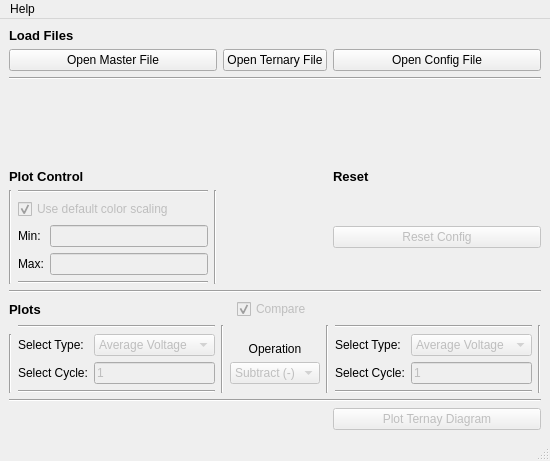
First picture: the form in phase-diagram/view/app.ui, repository abdullahsumbal/data-analysis, before the edit.
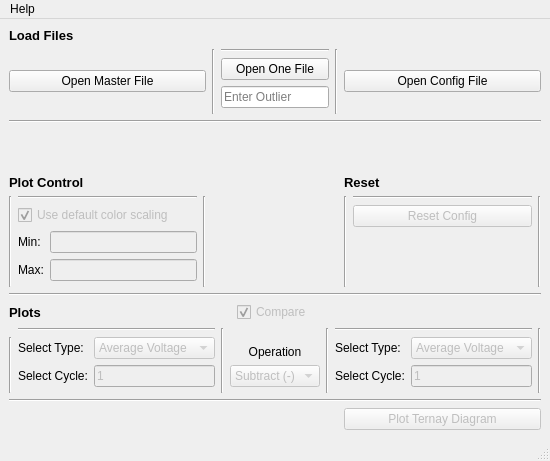
Second picture: the form after the edit.

```diff
--- a/phase-diagram/view/app.ui
+++ b/phase-diagram/view/app.ui
@@ -58,6 +58,48 @@
         </property>
        </widget>
       </item>
+      <item row="1" column="1">
+       <layout class="QGridLayout" name="gridLayout_3">
+        <item row="2" column="1">
+         <widget class="QLineEdit" name="lineEdit">
+          <property name="text">
+           <string/>
+          </property>
+          <property name="placeholderText">
+           <string>Enter Outlier</string>
+          </property>
+         </widget>
+        </item>
+        <item row="0" column="1">
+         <widget class="Line" name="line_18">
+          <property name="orientation">
+           <enum>Qt::Horizontal</enum>
+          </property>
+         </widget>
+        </item>
+        <item row="1" column="1">
+         <widget class="QPushButton" name="button_ternary_file">
+          <property name="text">
+           <string>Open One File</string>
+          </property>
+         </widget>
+        </item>
+        <item row="0" column="0" rowspan="4">
+         <widget class="Line" name="line_16">
+          <property name="orientation">
+           <enum>Qt::Vertical</enum>
+          </property>
+         </widget>
+        </item>
+        <item row="0" column="2" rowspan="4">
+         <widget class="Line" name="line_17">
+          <property name="orientation">
+           <enum>Qt::Vertical</enum>
+          </property>
+         </widget>
+        </item>
+       </layout>
+      </item>
       <item row="6" column="0" colspan="3">
        <widget class="Line" name="line_2">
         <property name="orientation">
@@ -65,19 +107,6 @@
         </property>
        </widget>
       </item>
-      <item row="5" column="2">
-       <widget class="QPushButton" name="button_reset_config">
-        <property name="enabled">
-         <bool>false</bool>
-        </property>
-        <property name="layoutDirection">
-         <enum>Qt::LeftToRight</enum>
-        </property>
-        <property name="text">
-         <string>Reset Config</string>
-        </property>
-       </widget>
-      </item>
       <item row="10" column="2">
        <widget class="QPushButton" name="button_plot">
         <property name="enabled">
@@ -151,13 +180,6 @@
           </property>
          </widget>
         </item>
-        <item row="4" column="1" colspan="2">
-         <widget class="Line" name="line_11">
-          <property name="orientation">
-           <enum>Qt::Horizontal</enum>
-          </property>
-         </widget>
-        </item>
         <item row="0" column="3" rowspan="5">
          <widget class="Line" name="line_9">
           <property name="orientation">
@@ -167,6 +189,19 @@
         </item>
        </layout>
       </item>
+      <item row="7" column="1" alignment="Qt::AlignHCenter">
+       <widget class="QCheckBox" name="checkbox_compare">
+        <property name="enabled">
+         <bool>false</bool>
+        </property>
+        <property name="text">
+         <string>Compare</string>
+        </property>
+        <property name="checked">
+         <bool>true</bool>
+        </property>
+       </widget>
+      </item>
       <item row="4" column="2">
        <widget class="QLabel" name="label_11">
         <property name="font">
@@ -188,48 +223,6 @@
         </property>
        </widget>
       </item>
-      <item row="4" column="0">
-       <widget class="QLabel" name="label_3">
-        <property name="font">
-         <font>
-          <pointsize>10</pointsize>
-          <weight>75</weight>
-          <bold>true</bold>
-         </font>
-        </property>
-        <property name="text">
-         <string>Plot Control</string>
-        </property>
-       </widget>
-      </item>
-      <item row="0" column="0">
-       <widget class="QLabel" name="label">
-        <property name="font">
-         <font>
-          <pointsize>10</pointsize>
-          <weight>75</weight>
-          <bold>true</bold>
-         </font>
-        </property>
-        <property name="text">
-         <string>Load Files</string>
-        </property>
-       </widget>
-      </item>
-      <item row="1" column="1">
-       <widget class="QPushButton" name="button_ternary_file">
-        <property name="text">
-         <string>Open Ternary File</string>
-        </property>
-       </widget>
-      </item>
-      <item row="1" column="2">
-       <widget class="QPushButton" name="button_config_file">
-        <property name="text">
-         <string>Open Config File</string>
-        </property>
-       </widget>
-      </item>
       <item row="8" column="0" colspan="3">
        <layout class="QGridLayout" name="gridLayout_2">
         <item row="2" column="7">
@@ -373,13 +366,6 @@
           </property>
          </widget>
         </item>
-        <item row="3" column="1" colspan="2">
-         <widget class="Line" name="line_14">
-          <property name="orientation">
-           <enum>Qt::Horizontal</enum>
-          </property>
-         </widget>
-        </item>
         <item row="0" column="3" rowspan="4">
          <widget class="Line" name="line_6">
           <property name="orientation">
@@ -394,13 +380,6 @@
           </property>
          </widget>
         </item>
-        <item row="3" column="6" colspan="2">
-         <widget class="Line" name="line_15">
-          <property name="orientation">
-           <enum>Qt::Horizontal</enum>
-          </property>
-         </widget>
-        </item>
         <item row="0" column="8" rowspan="4">
          <widget class="Line" name="line_13">
           <property name="orientation">
@@ -417,19 +396,92 @@
         </item>
        </layout>
       </item>
-      <item row="7" column="1" alignment="Qt::AlignHCenter">
-       <widget class="QCheckBox" name="checkbox_compare">
-        <property name="enabled">
-         <bool>false</bool>
+      <item row="4" column="0">
+       <widget class="QLabel" name="label_3">
+        <property name="font">
+         <font>
+          <pointsize>10</pointsize>
+          <weight>75</weight>
+          <bold>true</bold>
+         </font>
         </property>
         <property name="text">
-         <string>Compare</string>
+         <string>Plot Control</string>
         </property>
-        <property name="checked">
-         <bool>true</bool>
+       </widget>
+      </item>
+      <item row="0" column="0">
+       <widget class="QLabel" name="label">
+        <property name="font">
+         <font>
+          <pointsize>10</pointsize>
+          <weight>75</weight>
+          <bold>true</bold>
+         </font>
         </property>
+        <property name="text">
+         <string>Load Files</string>
+        </property>
        </widget>
       </item>
+      <item row="1" column="2">
+       <widget class="QPushButton" name="button_config_file">
+        <property name="text">
+         <string>Open Config File</string>
+        </property>
+       </widget>
+      </item>
+      <item row="5" column="2">
+       <layout class="QGridLayout" name="gridLayout_4">
+        <item row="0" column="1">
+         <widget class="Line" name="line_11">
+          <property name="orientation">
+           <enum>Qt::Horizontal</enum>
+          </property>
+         </widget>
+        </item>
+        <item row="1" column="1">
+         <widget class="QPushButton" name="button_reset_config">
+          <property name="enabled">
+           <bool>false</bool>
+          </property>
+          <property name="layoutDirection">
+           <enum>Qt::LeftToRight</enum>
+          </property>
+          <property name="text">
+           <string>Reset Config</string>
+          </property>
+         </widget>
+        </item>
+        <item row="2" column="1">
+         <spacer name="verticalSpacer_2">
+          <property name="orientation">
+           <enum>Qt::Vertical</enum>
+          </property>
+          <property name="sizeHint" stdset="0">
+           <size>
+            <width>20</width>
+            <height>40</height>
+           </size>
+          </property>
+         </spacer>
+        </item>
+        <item row="0" column="0" rowspan="3">
+         <widget class="Line" name="line_14">
+          <property name="orientation">
+           <enum>Qt::Vertical</enum>
+          </property>
+         </widget>
+        </item>
+        <item row="0" column="2" rowspan="3">
+         <widget class="Line" name="line_15">
+          <property name="orientation">
+           <enum>Qt::Vertical</enum>
+          </property>
+         </widget>
+        </item>
+       </layout>
+      </item>
      </layout>
     </item>
    </layout>
```
